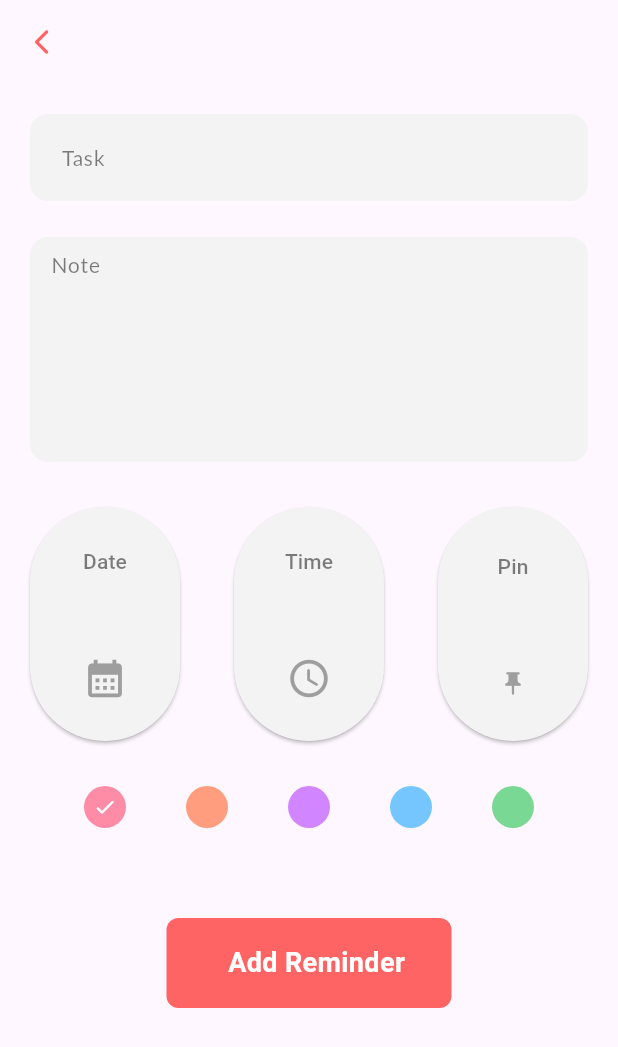
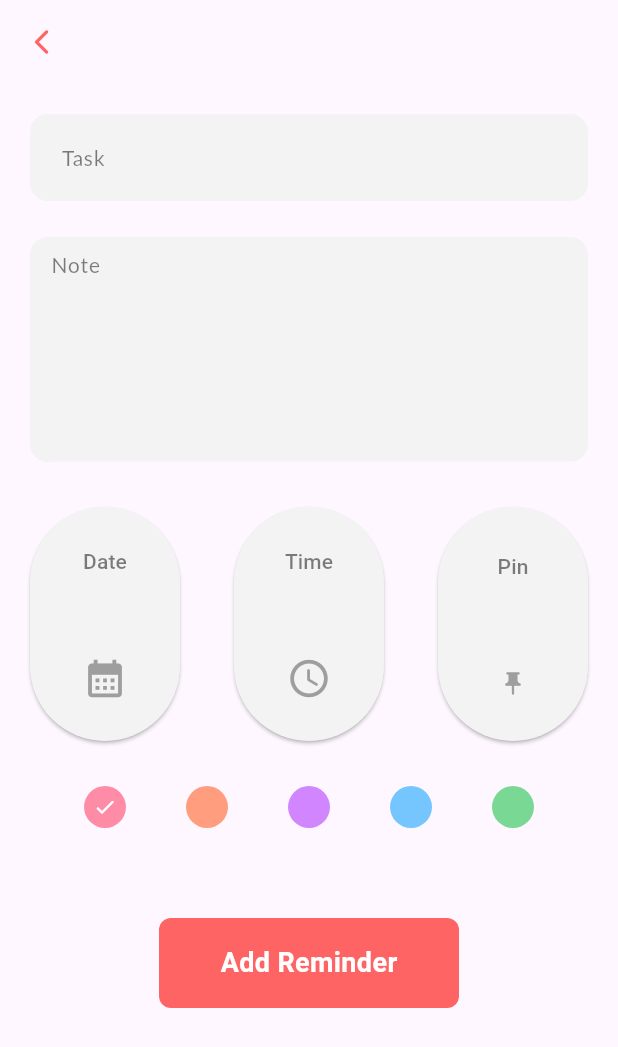
Before and after one commit to ThetSweLynn/MyToDos, a Flutter app: the AddTaskPage screen opened directly, on a phone screen of 412 x 824 dp. Shown: the top 1047 px of the screen. Run offline on Flutter 3.47's test engine with Material 3 defaults, Android fonts, the phone set to English and light mode, and no system bars; our stand-ins replace flutter_staggered_animations, get, get_storage, google_fonts, sqflite; accounts and stored records are empty.

Commit message:
add reminder button size fixed

```diff
--- a/my_to_dos_application/lib/ui/widgets/button.dart
+++ b/my_to_dos_application/lib/ui/widgets/button.dart
@@ -14,7 +14,7 @@ class MyButton extends StatelessWidget {
     return GestureDetector(
       onTap: onTap,
       child: Container(
-        width: 190,
+        width: 200,
         height: 60,
         padding: EdgeInsets.all(17),
         decoration: BoxDecoration(
```
